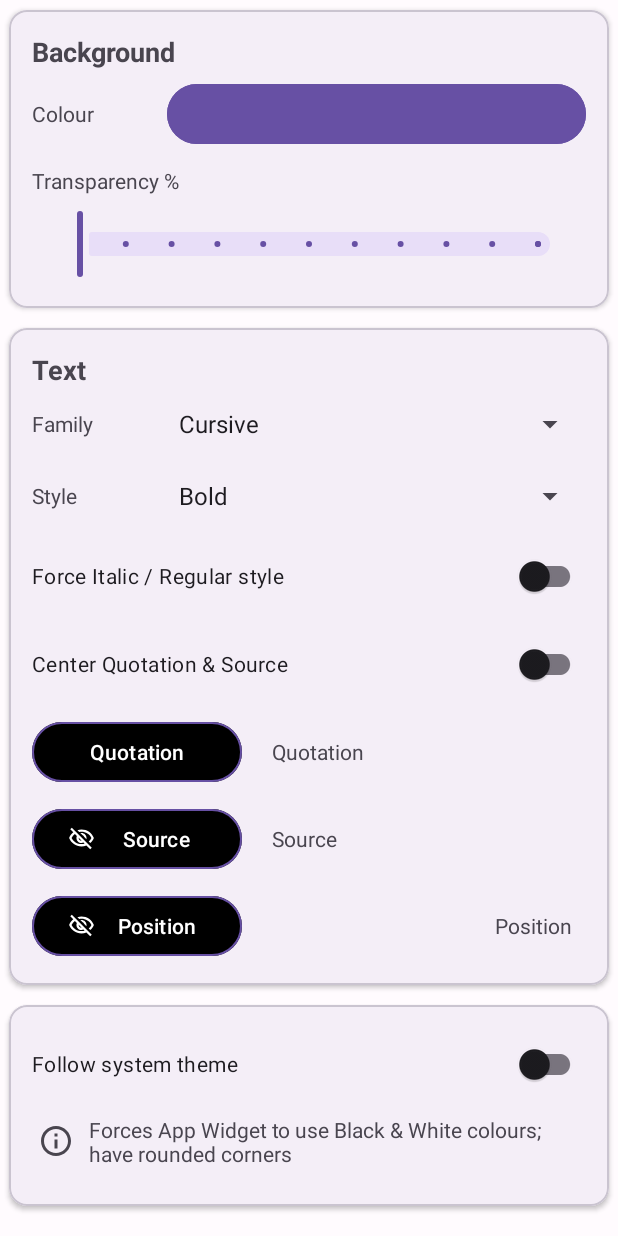
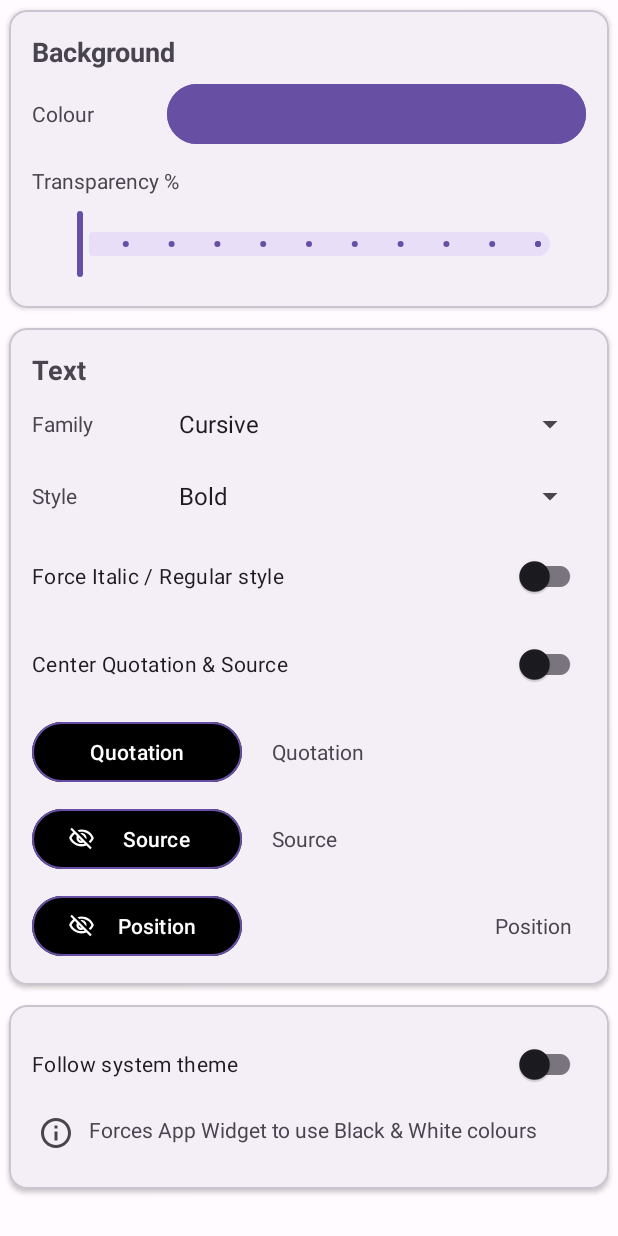
Before and after one commit to jameshnsears/QuoteUnquote, an Android app: the layout fragment_appearance_tab_style.xml on its own in the app's theme, with its tools: preview values and no code run, on a phone screen of 412 x 824 dp. Run offline under Robolectric (Android 15) with nearby library versions, the phone set to English and light mode, and no system bars.

Commit message:
changelogs/156.txt

```diff
--- a/app/build.gradle
+++ b/app/build.gradle
@@ -46,9 +46,9 @@ android {
         applicationId "com.github.jameshnsears.quoteunquote"
 
         // changelog version | min sdk | target sdk
-        versionCode 1552433
+        versionCode 1562433
         // semantic versioning
-        versionName "4.29.4"
+        versionName "4.29.5"
 
         vectorDrawables.useSupportLibrary = true
 
--- a/app/src/main/java/com/github/jameshnsears/quoteunquote/configure/fragment/appearance/tabs/style/AppearanceStyleFragment.java
+++ b/app/src/main/java/com/github/jameshnsears/quoteunquote/configure/fragment/appearance/tabs/style/AppearanceStyleFragment.java
@@ -128,6 +128,11 @@ public class AppearanceStyleFragment extends FragmentCommon {
         setTextPosition();
 
         setFollowSystemTheme();
+
+        if (android.os.Build.VERSION.SDK_INT < android.os.Build.VERSION_CODES.TIRAMISU) {
+            // it's just too flaky on anything else!
+            fragmentAppearanceTabStyleBinding.cardFollowSystemTheme.setVisibility(View.GONE);
+        }
     }
 
     public void setFollowSystemTheme() {
--- a/app/src/main/java/com/github/jameshnsears/quoteunquote/database/quotation/AbstractQuotationDatabase.java
+++ b/app/src/main/java/com/github/jameshnsears/quoteunquote/database/quotation/AbstractQuotationDatabase.java
@@ -10,7 +10,7 @@ import androidx.room.RoomDatabase;
 
 import com.github.jameshnsears.quoteunquote.BuildConfig;
 
-@Database(entities = {QuotationEntity.class}, version = 39)
+@Database(entities = {QuotationEntity.class}, version = 40)
 public abstract class AbstractQuotationDatabase extends RoomDatabase {
     @Nullable
     public static AbstractQuotationDatabase quotationDatabase;
--- a/app/src/main/res/values-v24/strings.xml
+++ b/app/src/main/res/values-v24/strings.xml
@@ -140,7 +140,7 @@
     </integer-array>
     <string name="fragment_appearance_navigation">Toolbar</string>
     <string name="fragment_appearance_follow_system_theme">Follow system theme</string>
-    <string name="fragment_appearance_follow_system_theme_info">Forces App Widget to use Black &amp; White colours; have rounded corners</string>
+    <string name="fragment_appearance_follow_system_theme_info">Forces App Widget to use Black &amp; White colours</string>
     <string name="fragment_appearance_toolbar_colour_dialog_title">Button Colour</string>
     <string name="fragment_appearance_toolbar_buttons">Buttons</string>
     <string name="fragment_appearance_toolbar_first">First, clears Previous</string>
```
Also changed, not shown: 5 other files.
